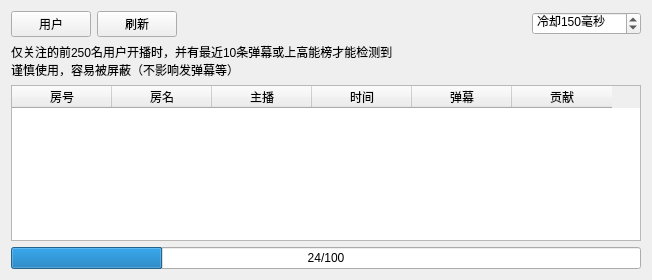
Qt form widgets/catch_you_dialog/catchyouwidget.ui (iwxyi/Bilibili-MagicalDanmaku) before a commit.
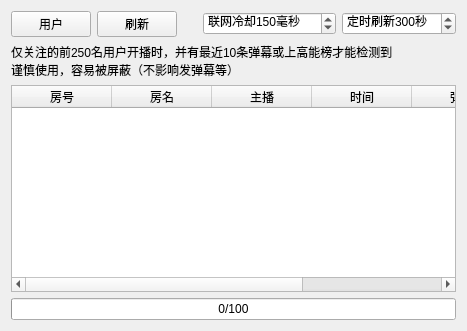
The same form after that commit.

Commit message: 新增跑骚抓人定时刷新

What changed in the file:
```diff
--- a/widgets/catch_you_dialog/catchyouwidget.ui
+++ b/widgets/catch_you_dialog/catchyouwidget.ui
@@ -6,8 +6,8 @@
    <rect>
     <x>0</x>
     <y>0</y>
-    <width>652</width>
-    <height>280</height>
+    <width>467</width>
+    <height>331</height>
    </rect>
   </property>
   <property name="windowTitle">
@@ -52,7 +52,7 @@
         <string>毫秒</string>
        </property>
        <property name="prefix">
-        <string>冷却</string>
+        <string>联网冷却</string>
        </property>
        <property name="maximum">
         <number>60000</number>
@@ -65,6 +65,28 @@
        </property>
       </widget>
      </item>
+     <item>
+      <widget class="QSpinBox" name="refreshSpin">
+       <property name="toolTip">
+        <string>&lt;html&gt;&lt;head/&gt;&lt;body&gt;&lt;p&gt;每隔一段时间刷新列表&lt;/p&gt;&lt;p&gt;设置为0时关闭定时刷新&lt;/p&gt;&lt;/body&gt;&lt;/html&gt;</string>
+       </property>
+       <property name="suffix">
+        <string>秒</string>
+       </property>
+       <property name="prefix">
+        <string>定时刷新</string>
+       </property>
+       <property name="maximum">
+        <number>7200</number>
+       </property>
+       <property name="singleStep">
+        <number>60</number>
+       </property>
+       <property name="value">
+        <number>300</number>
+       </property>
+      </widget>
+     </item>
     </layout>
    </item>
    <item>
@@ -115,7 +137,7 @@
    <item>
     <widget class="QProgressBar" name="progressBar">
      <property name="value">
-      <number>24</number>
+      <number>0</number>
      </property>
      <property name="format">
       <string>%v/%m</string>
```
Left out of the diff: 3 changed lines with no effect on the pictures. The commit also changes 3 other files.
